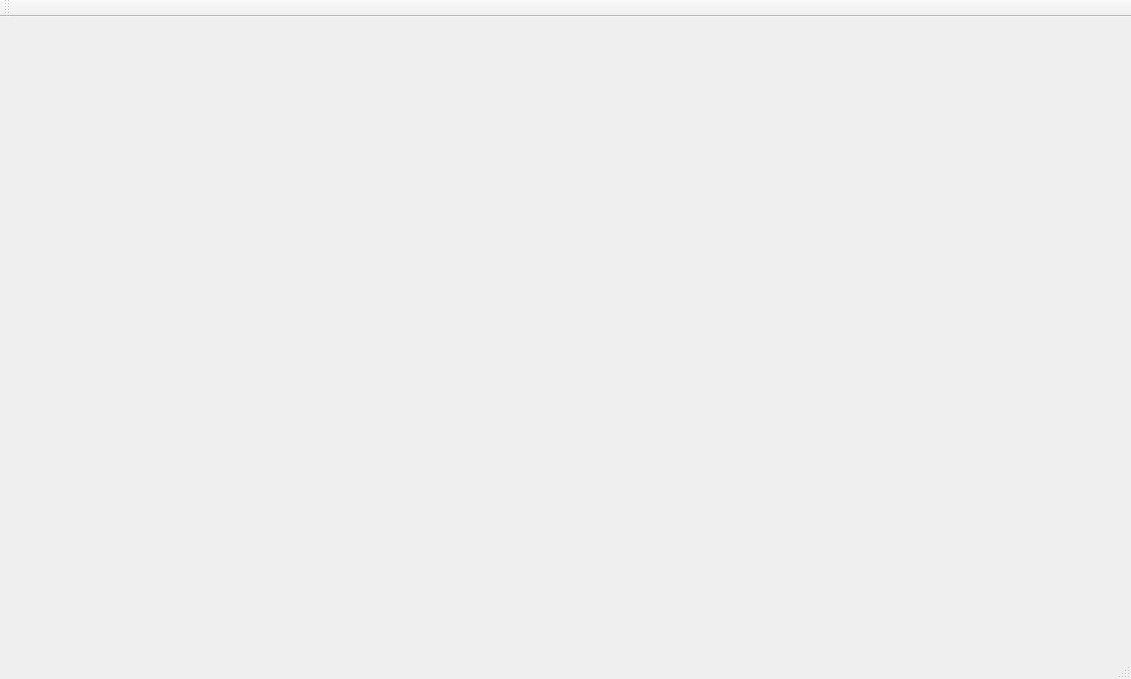
The window that CleverManagerV3/mainwindow.ui (ChinaClever/CleverManagerV3) describes before a commit, drawn with Qt 5.
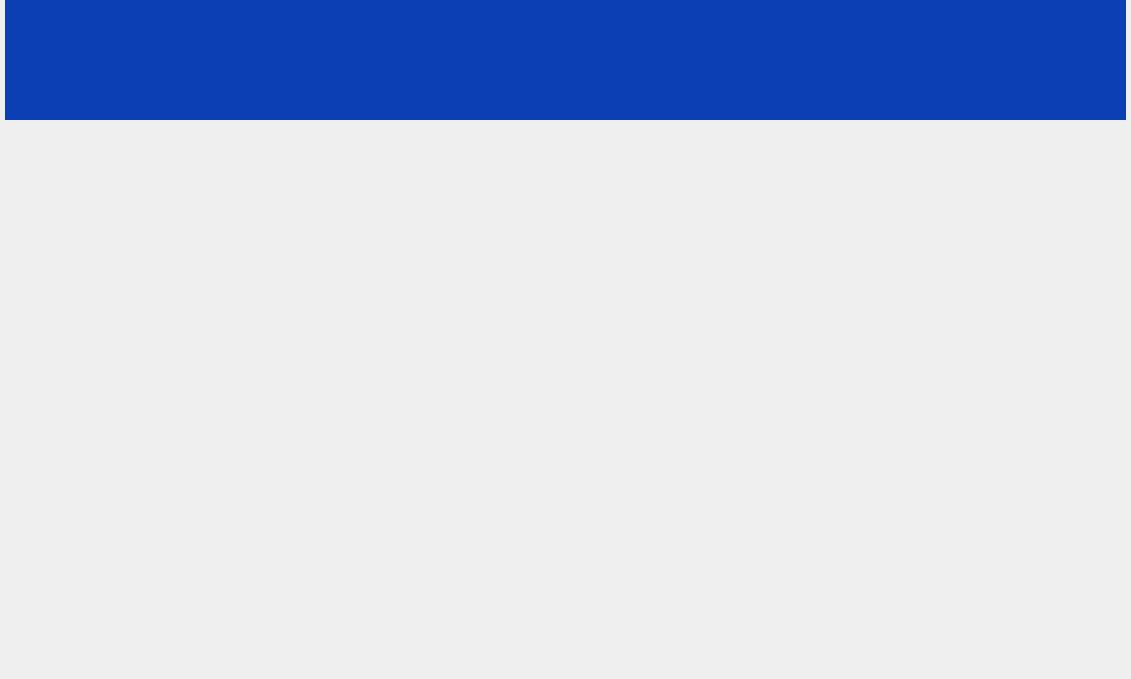
The same window after the commit. Icons and pictures are not drawn.

Patch:
```diff
--- a/CleverManagerV3/mainwindow.ui
+++ b/CleverManagerV3/mainwindow.ui
@@ -19,20 +19,40 @@
   </property>
   <widget class="QWidget" name="centralWidget">
    <layout class="QGridLayout" name="gridLayout">
+    <property name="leftMargin">
+     <number>5</number>
+    </property>
+    <property name="topMargin">
+     <number>0</number>
+    </property>
+    <property name="rightMargin">
+     <number>5</number>
+    </property>
+    <property name="bottomMargin">
+     <number>0</number>
+    </property>
+    <property name="spacing">
+     <number>0</number>
+    </property>
     <item row="0" column="0">
      <widget class="QWidget" name="navWId" native="true">
       <property name="minimumSize">
        <size>
         <width>0</width>
-        <height>80</height>
+        <height>120</height>
        </size>
       </property>
       <property name="maximumSize">
        <size>
         <width>16777215</width>
-        <height>80</height>
+        <height>120</height>
        </size>
       </property>
+      <property name="styleSheet">
+       <string notr="true">#navWId{
+background-color: rgb(12,62,180);
+}</string>
+      </property>
      </widget>
     </item>
     <item row="1" column="0">
@@ -40,25 +60,6 @@
     </item>
    </layout>
   </widget>
-  <widget class="QMenuBar" name="menuBar">
-   <property name="geometry">
-    <rect>
-     <x>0</x>
-     <y>0</y>
-     <width>1131</width>
-     <height>26</height>
-    </rect>
-   </property>
-  </widget>
-  <widget class="QToolBar" name="mainToolBar">
-   <attribute name="toolBarArea">
-    <enum>TopToolBarArea</enum>
-   </attribute>
-   <attribute name="toolBarBreak">
-    <bool>false</bool>
-   </attribute>
-  </widget>
-  <widget class="QStatusBar" name="statusBar"/>
  </widget>
  <layoutdefault spacing="6" margin="11"/>
  <resources>
```
